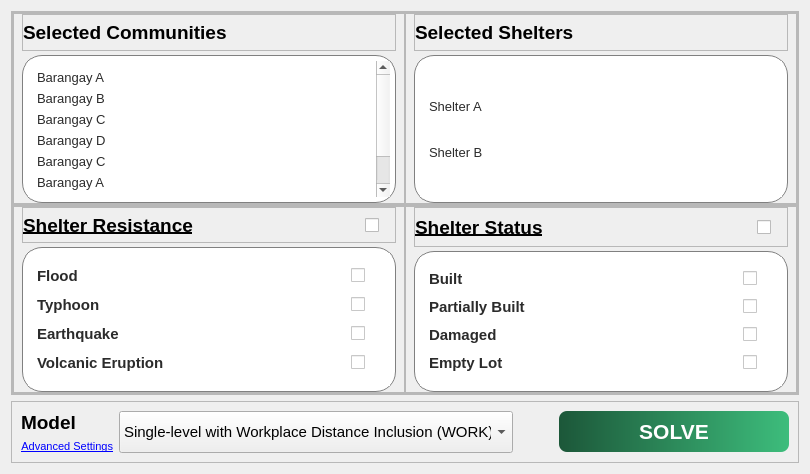
Above: FE/solveSettings.ui from Lucianono/ShelterAlloc_Thesis before the change. Below: the same form after it.
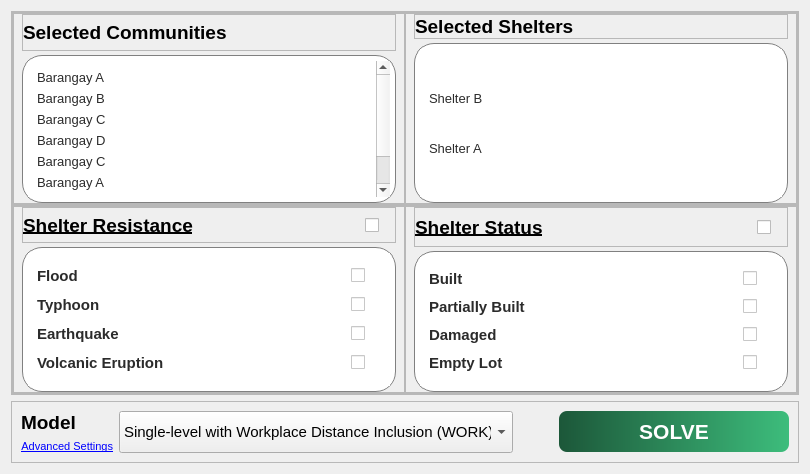
That is the form after the change. Icons and pictures are not drawn.

Diff of the .ui file:
```diff
--- a/FE/solveSettings.ui
+++ b/FE/solveSettings.ui
@@ -623,14 +623,26 @@
               </layout>
              </widget>
             </item>
-            <item>
+            <item alignment="Qt::AlignTop">
              <widget class="QScrollArea" name="scrollArea">
               <property name="sizePolicy">
-               <sizepolicy hsizetype="Preferred" vsizetype="Preferred">
+               <sizepolicy hsizetype="Preferred" vsizetype="Maximum">
                 <horstretch>0</horstretch>
                 <verstretch>0</verstretch>
                </sizepolicy>
               </property>
+              <property name="minimumSize">
+               <size>
+                <width>0</width>
+                <height>160</height>
+               </size>
+              </property>
+              <property name="maximumSize">
+               <size>
+                <width>16777215</width>
+                <height>160</height>
+               </size>
+              </property>
               <property name="styleSheet">
                <string notr="true">QScrollArea{
 border: 1px solid gray;
@@ -642,13 +654,16 @@
               <property name="widgetResizable">
                <bool>true</bool>
               </property>
+              <property name="alignment">
+               <set>Qt::AlignHCenter|Qt::AlignTop</set>
+              </property>
               <widget class="QWidget" name="scrollAreaWidgetContents_2">
                <property name="geometry">
                 <rect>
                  <x>0</x>
                  <y>0</y>
                  <width>359</width>
-                 <height>142</height>
+                 <height>148</height>
                 </rect>
                </property>
                <property name="font">
@@ -668,24 +683,6 @@
                 <property name="sizeConstraint">
                  <enum>QLayout::SetDefaultConstraint</enum>
                 </property>
-                <item>
-                 <widget class="QLabel" name="label_5">
-                  <property name="maximumSize">
-                   <size>
-                    <width>16777215</width>
-                    <height>20</height>
-                   </size>
-                  </property>
-                  <property name="font">
-                   <font>
-                    <pointsize>10</pointsize>
-                   </font>
-                  </property>
-                  <property name="text">
-                   <string>Shelter A</string>
-                  </property>
-                 </widget>
-                </item>
                 <item>
                  <widget class="QLabel" name="label_2">
                   <property name="maximumSize">
@@ -704,6 +701,24 @@
                   </property>
                  </widget>
                 </item>
+                <item>
+                 <widget class="QLabel" name="label_5">
+                  <property name="maximumSize">
+                   <size>
+                    <width>16777215</width>
+                    <height>20</height>
+                   </size>
+                  </property>
+                  <property name="font">
+                   <font>
+                    <pointsize>10</pointsize>
+                   </font>
+                  </property>
+                  <property name="text">
+                   <string>Shelter A</string>
+                  </property>
+                 </widget>
+                </item>
                </layout>
               </widget>
              </widget>
```
Left out of the diff: 232 changed lines with no effect on the pictures.
